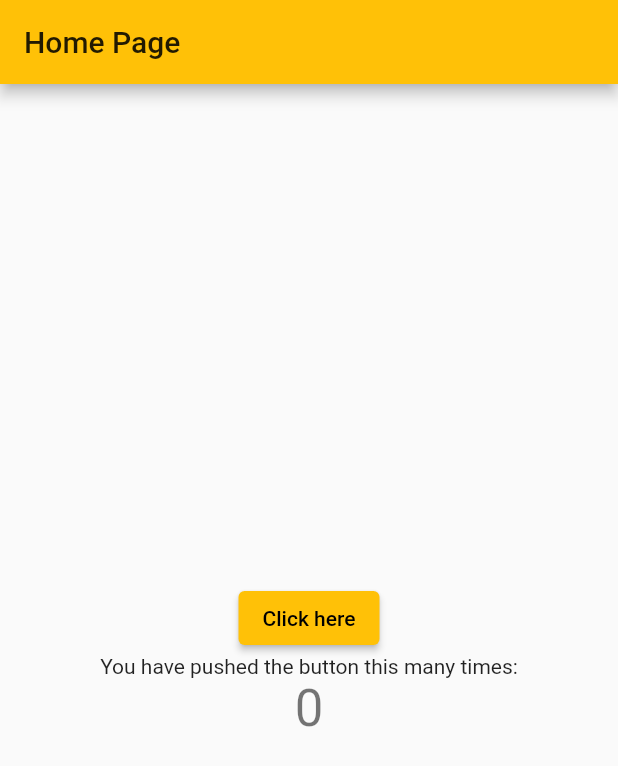
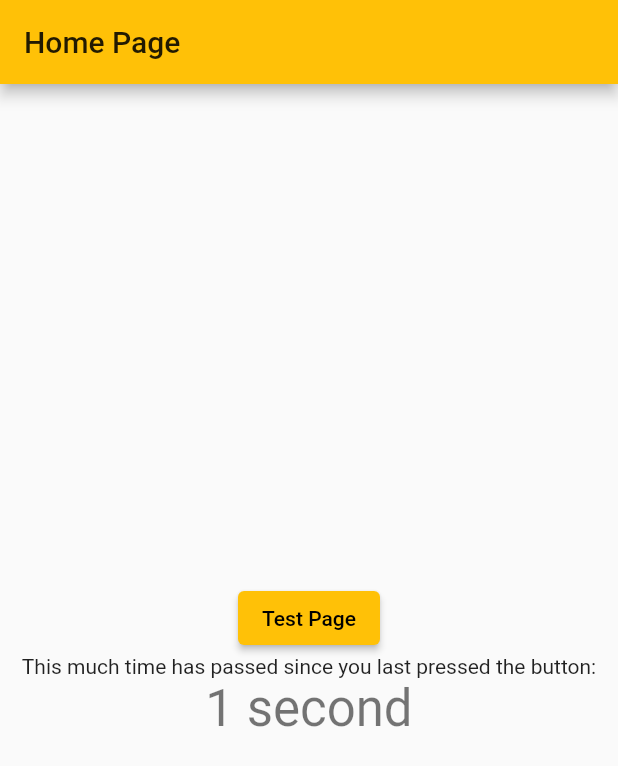
Before and after one commit to mwishart/idle_game, a Flutter app: the screen it shows after launch, on a phone screen of 412 x 824 dp. Shown: the top 766 px of the screen. Run offline on Flutter 3.47's test engine with Material 2 defaults, Android fonts, the phone set to English and light mode, and no system bars.

Commit message:
timer and time past tests
tests

```diff
--- a/lib/main.dart
+++ b/lib/main.dart
@@ -1,5 +1,6 @@
 import 'package:flutter/material.dart';
 import 'homePage.dart';
+import 'timsTestPage.dart';
 
 void main() {
   runApp(MyApp());
@@ -23,7 +24,7 @@ class MyApp extends StatelessWidget {
         // is not restarted.
         primarySwatch: Colors.amber,
       ),
-      home: MyHomePage(title: 'Home Page'),
+      home: MyTestPage(title: 'Home Page'),
     );
   }
 }
--- /dev/null
+++ b/lib/timsTestPage.dart
@@ -0,0 +1,132 @@
+import 'dart:async';
+
+import 'package:flutter/material.dart';
+
+class MyTestPage extends StatefulWidget {
+  MyTestPage({Key key, this.title}) : super(key: key);
+
+  // This widget is the home page of your application. It is stateful, meaning
+  // that it has a State object (defined below) that contains fields that affect
+  // how it looks.
+
+  // This class is the configuration for the state. It holds the values (in this
+  // case the title) provided by the parent (in this case the App widget) and
+  // used by the build method of the State. Fields in a Widget subclass are
+  // always marked "final".
+
+  final String title;
+
+
+  @override
+  _MyTestPageState createState() => _MyTestPageState();
+}
+
+class _MyTestPageState extends State<MyTestPage> {
+  int _counter = 0;
+  var _time = DateTime.now();
+  int year = 0;
+  int month = 0;
+  int hour = 0;
+  int day = 0;
+  int timePassed = 0;
+  String pluralCheck = "seconds";
+
+  Timer timer;
+  @override
+  void initState() {
+    super.initState();
+    timer = Timer.periodic(Duration(seconds: 1), (Timer t) => _checkTime());
+  }
+
+  @override
+  void dispose() {
+    timer?.cancel();
+    super.dispose();
+  }
+
+
+
+
+
+  void _incrementCounter() {
+    setState(() {
+      // This call to setState tells the Flutter framework that something has
+      // changed in this State, which causes it to rerun the build method below
+      // so that the display can reflect the updated values. If we changed
+      // _counter without calling setState(), then the build method would not be
+      // called again, and so nothing would appear to happen.
+      _counter++;
+    });
+  }
+
+  void _checkTime() {
+    setState(() {
+
+      var lastTime = _time;
+      _time = DateTime.now();
+
+      year = _time.year;
+      month = _time.month;
+      hour = _time.hour;
+      day = _time.day;
+
+      timePassed = ((_time.microsecondsSinceEpoch - lastTime.microsecondsSinceEpoch)/1000000).truncate();
+      if (timePassed == 1) pluralCheck = "second";
+      else pluralCheck = "seconds";
+    });
+  }
+
+
+  @override
+  Widget build(BuildContext context) {
+    // This method is rerun every time setState is called, for instance as done
+    // by the _incrementCounter method above.
+    //
+    // The Flutter framework has been optimized to make rerunning build methods
+    // fast, so that you can just rebuild anything that needs updating rather
+    // than having to individually change instances of widgets.
+    return Scaffold(
+      appBar: AppBar(
+        // Here we take the value from the MyHomePage object that was created by
+        // the App.build method, and use it to set our appbar title.
+        title: Text(widget.title),
+      ),
+      body: Center(
+        // Center is a layout widget. It takes a single child and positions it
+        // in the middle of the parent.
+        child: Column(
+          // Column is also a layout widget. It takes a list of children and
+          // arranges them vertically. By default, it sizes itself to fit its
+          // children horizontally, and tries to be as tall as its parent.
+          //
+          // Invoke "debug painting" (press "p" in the console, choose the
+          // "Toggle Debug Paint" action from the Flutter Inspector in Android
+          // Studio, or the "Toggle Debug Paint" command in Visual Studio Code)
+          // to see the wireframe for each widget.
+          //
+          // Column has various properties to control how it sizes itself and
+          // how it positions its children. Here we use mainAxisAlignment to
+          // center the children vertically; the main axis here is the vertical
+          // axis because Columns are vertical (the cross axis would be
+          // horizontal).
+          mainAxisAlignment: MainAxisAlignment.center,
+          children: <Widget>[
+            ElevatedButton(onPressed:(){
+              _incrementCounter();
+              _checkTime();
+            }, child:
+            Text('Test Page'),),
+            Text(
+              'This much time has passed since you last pressed the button:',
+            ),
+            Text(
+              '$timePassed $pluralCheck',
+              style: Theme.of(context).textTheme.headline4,
+            ),
+          ],
+        ),
+      ),
+      // This trailing comma makes auto-formatting nicer for build methods.
+    );
+  }
+}
```
